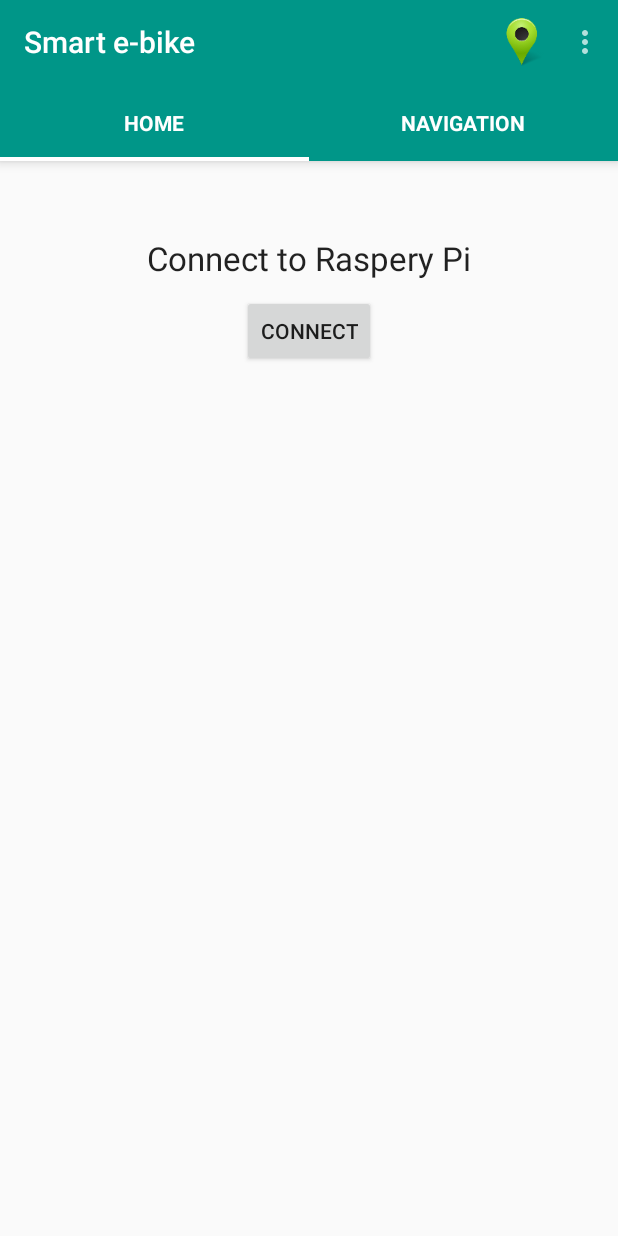
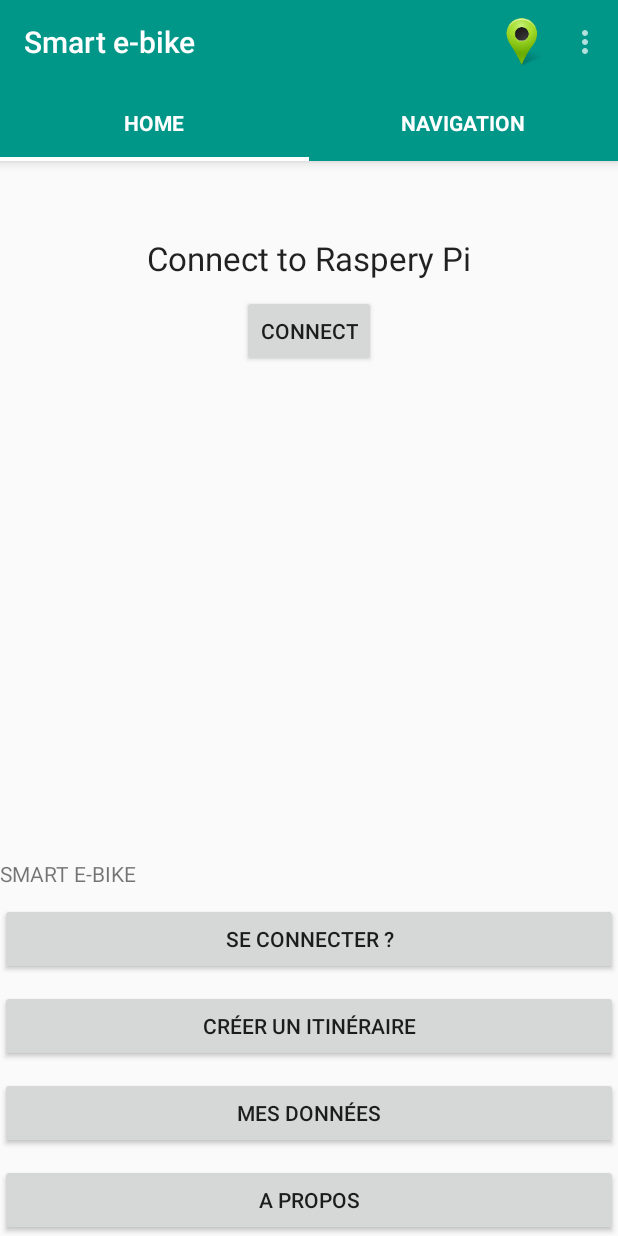
Before and after one commit to cherifyass/Smart-ebike, an Android app: the screen it shows after launch (MainActivity), on a phone screen of 412 x 824 dp. Run offline under Robolectric (Android 15) with nearby library versions, the phone set to English and light mode, and no system bars.

Commit message:
ajout de boutons dans le mainactivity

```diff
--- a/app/src/main/java/com/esir/si/smarte_bike/MainActivity.java
+++ b/app/src/main/java/com/esir/si/smarte_bike/MainActivity.java
@@ -57,6 +57,8 @@ public class MainActivity extends ActionBarActivity {
 
         // Setting the ViewPager For the SlidingTabsLayout
         mTabs.setViewPager(mPager);
+
+
     }
 
     @Override
--- a/app/src/main/res/layout/activity_main.xml
+++ b/app/src/main/res/layout/activity_main.xml
@@ -22,4 +22,42 @@
         android:layout_width="match_parent"
         android:layout_weight="1" />
 
+
+    <TextView
+        android:layout_width="fill_parent"
+        android:layout_height="wrap_content"
+        android:text="@string/nomprojet"
+        android:textAllCaps="true"
+    />
+
+    <Button
+        android:id="@+id/bouton_connexion"
+        android:text="@string/connexion"
+        android:layout_width="fill_parent"
+        android:layout_height="wrap_content"
+        android:layout_centerHorizontal="true"
+        android:layout_marginTop="10dp"/>
+    <Button
+        android:id="@+id/bouton_itineraire"
+        android:text="@string/itineraire"
+        android:layout_width="fill_parent"
+        android:layout_height="wrap_content"
+        android:layout_centerHorizontal="true"
+        android:layout_marginTop="10dp"/>
+    <Button
+        android:id="@+id/bouton_donnees"
+        android:text="@string/donnees"
+        android:layout_width="fill_parent"
+        android:layout_height="wrap_content"
+        android:layout_centerHorizontal="true"
+        android:layout_marginTop="10dp"/>
+    <Button
+        android:id="@+id/bouton_apropos"
+        android:text="@string/apropos"
+        android:layout_width="fill_parent"
+        android:layout_height="wrap_content"
+        android:layout_centerHorizontal="true"
+        android:layout_marginTop="10dp"/>
+
+
 </LinearLayout>
--- a/app/src/main/res/values/strings.xml
+++ b/app/src/main/res/values/strings.xml
@@ -11,5 +11,10 @@
         <item>NAVIGATION</item>
     </string-array>
     <string name="API_KEY">AIzaSyAtNVMgVuvllU2gW-_xSs1lfTIvTIW7nkk</string>
+    <string name="connexion">Se connecter ?</string>
+    <string name="itineraire">Créer un itinéraire</string>
+    <string name="donnees">Mes données</string>
+    <string name="apropos">A propos</string>
+    <string name="nomprojet">Smart E-Bike</string>
 
 </resources>
```
Also changed, not shown: 3 other files.
